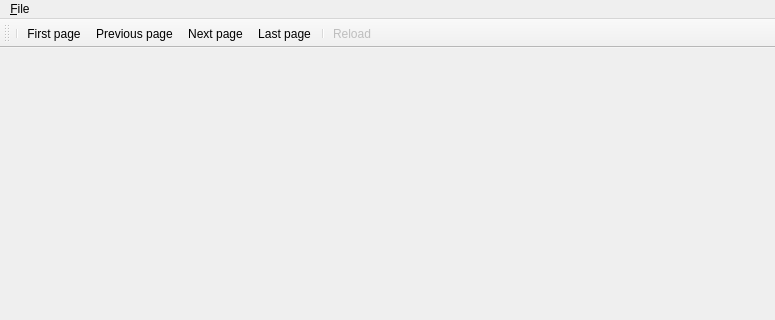
The window that src/viewer/CMainFrm.ui (lit-uriy/libqt4report) describes before a commit, drawn with Qt 5; both pictures show x 0 to 775 and y 0 to 320 of the 775 by 611 pixel window.
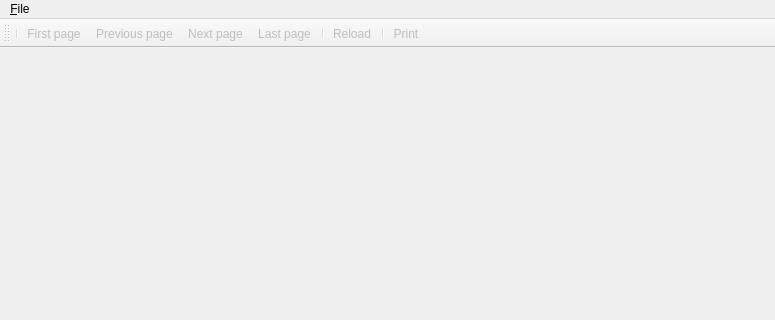
The same window after the commit. Icons and pictures are not drawn.

Diff of the .ui file:
```diff
--- a/src/viewer/CMainFrm.ui
+++ b/src/viewer/CMainFrm.ui
@@ -51,9 +51,14 @@
    <addaction name="actionDernierePage"/>
    <addaction name="separator"/>
    <addaction name="actionRecharger"/>
+   <addaction name="separator"/>
+   <addaction name="actionPrint"/>
   </widget>
   <widget class="QStatusBar" name="statusBar"/>
   <action name="actionPremierePage">
+   <property name="enabled">
+    <bool>false</bool>
+   </property>
    <property name="icon">
     <iconset resource="viewer.qrc">
      <normaloff>:/viewer/images/2leftarrow.png</normaloff>:/viewer/images/2leftarrow.png</iconset>
@@ -66,6 +71,9 @@
    </property>
   </action>
   <action name="actionPagePrecedente">
+   <property name="enabled">
+    <bool>false</bool>
+   </property>
    <property name="icon">
     <iconset resource="viewer.qrc">
      <normaloff>:/viewer/images/1leftarrow.png</normaloff>:/viewer/images/1leftarrow.png</iconset>
@@ -81,6 +89,9 @@
    </property>
   </action>
   <action name="actionPageSuivante">
+   <property name="enabled">
+    <bool>false</bool>
+   </property>
    <property name="icon">
     <iconset resource="viewer.qrc">
      <normaloff>:/viewer/images/1rightarrow.png</normaloff>:/viewer/images/1rightarrow.png</iconset>
@@ -96,6 +107,9 @@
    </property>
   </action>
   <action name="actionDernierePage">
+   <property name="enabled">
+    <bool>false</bool>
+   </property>
    <property name="icon">
     <iconset resource="viewer.qrc">
      <normaloff>:/viewer/images/2rightarrow.png</normaloff>:/viewer/images/2rightarrow.png</iconset>
@@ -149,6 +163,21 @@
     <string>&amp;Close</string>
    </property>
   </action>
+  <action name="actionPrint">
+   <property name="enabled">
+    <bool>false</bool>
+   </property>
+   <property name="icon">
+    <iconset resource="viewer.qrc">
+     <normaloff>:/viewer/images/agt_print.png</normaloff>:/viewer/images/agt_print.png</iconset>
+   </property>
+   <property name="text">
+    <string>&amp;Print</string>
+   </property>
+   <property name="toolTip">
+    <string>Print</string>
+   </property>
+  </action>
  </widget>
  <resources>
   <include location="viewer.qrc"/>
```
